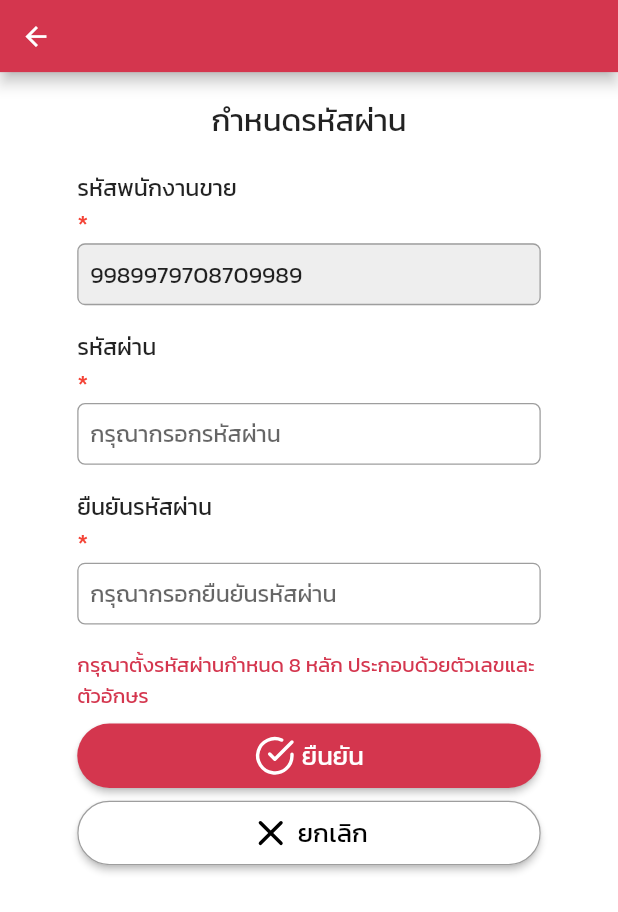
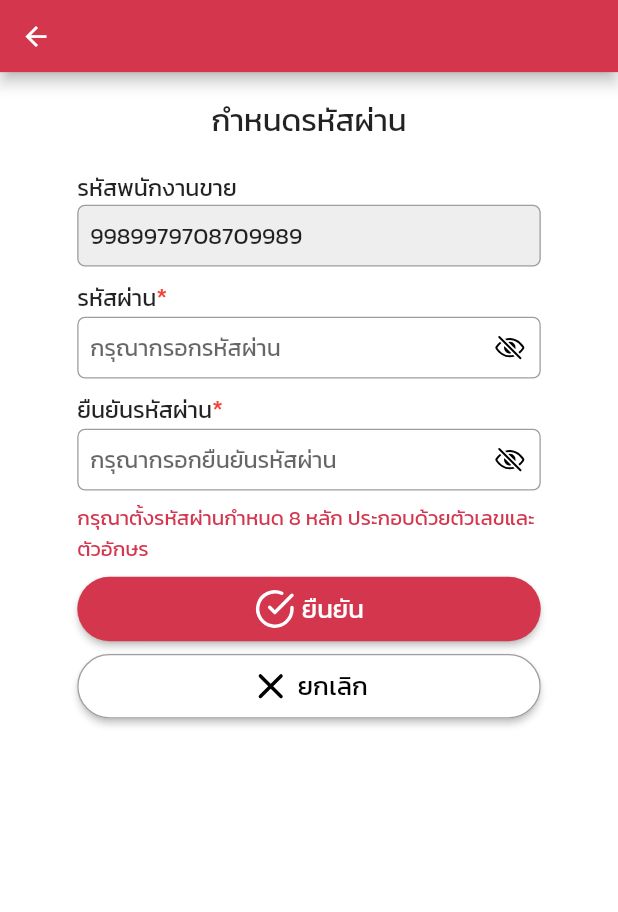
Before and after one commit to ThanapongNN/tms-mobile, a Flutter app: the NewPassword screen opened directly with empty values, on a phone screen of 412 x 824 dp. Shown: the top 912 px of the screen. Run offline on Flutter 3.47's test engine with Material 2 defaults, Android fonts, the phone set to English and light mode, and no system bars; our stand-ins replace carousel_slider, dropdown_button2, email_validator, expandable, flutter_easyloading, flutter_feather_icons and 9 more.

Commit message:
validate create account

```diff
--- a/lib/pages/account/confirm_otp.dart
+++ b/lib/pages/account/confirm_otp.dart
@@ -55,6 +55,8 @@ class _ConfirmOTPState extends State<ConfirmOTP> {
               hasError: hasError,
               onCompleted: (value) {
                 if (value.length == 6) {
+                  // dialog(content: 'รหัส OTP ไม่ถูกต้อง กรุณาตรวจสอบ และทำรายการใหม่');
+                  // dialog(content: 'รหัส OTP หมดอายุ กรุณาขอรหัส OTP และทำรายการใหม่');
                   navigatorOff(() => NewPassword(titleAppbar: widget.titleAppbar), transition: Transition.rightToLeft);
                 }
               },
--- a/lib/pages/account/new_password.dart
+++ b/lib/pages/account/new_password.dart
@@ -2,8 +2,11 @@ import 'package:flutter/material.dart';
 import 'package:flutter_feather_icons/flutter_feather_icons.dart';
 import 'package:get/get_utils/get_utils.dart';
 import 'package:get/route_manager.dart';
+import 'package:ionicons/ionicons.dart';
 import 'package:tms/pages/account/account_success.dart';
 import 'package:tms/theme/color.dart';
+import 'package:tms/utils/mask_text_formatter.dart';
+import 'package:tms/utils/validate_password.dart';
 import 'package:tms/widgets/button.dart';
 import 'package:tms/widgets/form_field.dart';
 import 'package:tms/widgets/navigator.dart';
@@ -18,9 +21,15 @@ class NewPassword extends StatefulWidget {
 }
 
 class _NewPasswordState extends State<NewPassword> {
+  final GlobalKey<FormState> _formKey = GlobalKey();
+
   final _saleID = TextEditingController();
   final _password = TextEditingController();
   final _confirmPassword = TextEditingController();
+
+  AutovalidateMode _autovalidateMode = AutovalidateMode.disabled;
+  bool _hidePassword = true;
+  bool _hideConfirmPassword = true;
 
   @override
   void initState() {
@@ -30,37 +39,96 @@ class _NewPasswordState extends State<NewPassword> {
 
   @override
   Widget build(BuildContext context) {
-    return Scaffold(
+    return GestureDetector(
+      onTap: () => FocusScope.of(context).unfocus(),
+      child: Scaffold(
         appBar: AppBar(title: Text(widget.titleAppbar)),
         body: SingleChildScrollView(
+          child: Form(
+            key: _formKey,
+            autovalidateMode: _autovalidateMode,
             child: Column(
               crossAxisAlignment: CrossAxisAlignment.start,
               children: [
                 Center(child: text('กำหนดรหัสผ่าน', fontSize: 24).paddingSymmetric(vertical: 20)),
-            text('รหัสพนักงานขาย', fontSize: 18),
-            formField(disable: true, controller: _saleID, hintText: 'กรุณากรอกรหัสพนักงานขาย').paddingOnly(bottom: 10),
-            text('รหัสผ่าน', fontSize: 18),
-            formField(controller: _password, hintText: 'กรุณากรอกรหัสผ่าน').paddingOnly(bottom: 10),
-            text('ยืนยันรหัสผ่าน', fontSize: 18),
-            formField(controller: _confirmPassword, hintText: 'กรุณากรอกยืนยันรหัสผ่าน').paddingOnly(bottom: 10),
+                formField(
+                  disable: true,
+                  controller: _saleID,
+                  required: false,
+                  textLable: 'รหัสพนักงานขาย',
+                  hintText: 'กรุณากรอกรหัสพนักงานขาย',
+                ),
+                formField(
+                  controller: _password,
+                  textLable: 'รหัสผ่าน',
+                  hintText: 'กรุณากรอกรหัสผ่าน',
+                  obscureText: _hidePassword,
+                  maxLength: 8,
+                  inputFormatters: [TextInputFormatter.filterInputENxNumber],
+                  suffixIcon: IconButton(
+                    onPressed: () => setState(() => _hidePassword = !_hidePassword),
+                    icon: Icon(
+                      _hidePassword ? Ionicons.eye_off_outline : Ionicons.eye,
+                      color: Colors.black,
+                    ),
+                  ),
+                  validator: (value) {
+                    if (!validatePassword(value!)) {
+                      return 'กรุณาระบุรหัสผ่านจำนวน 8 หลัก เป็นตัวเลขและตัวอักษร\n';
+                    }
+                    return null;
+                  },
+                ),
+                formField(
+                  controller: _confirmPassword,
+                  textLable: 'ยืนยันรหัสผ่าน',
+                  hintText: 'กรุณากรอกยืนยันรหัสผ่าน',
+                  obscureText: _hideConfirmPassword,
+                  maxLength: 8,
+                  inputFormatters: [TextInputFormatter.filterInputENxNumber],
+                  suffixIcon: IconButton(
+                    onPressed: () => setState(() => _hideConfirmPassword = !_hideConfirmPassword),
+                    icon: Icon(
+                      _hideConfirmPassword ? Ionicons.eye_off_outline : Ionicons.eye,
+                      color: Colors.black,
+                    ),
+                  ),
+                  validator: (value) {
+                    if (value! != _password.text) {
+                      return 'ยืนยันรหัสผ่านไม่ถูกต้อง กรุณาตรวจสอบ';
+                    } else if (!validatePassword(value)) {
+                      return 'กรุณาระบุรหัสผ่านจำนวน 8 หลัก เป็นตัวเลขและตัวอักษร\n';
+                    }
+                    return null;
+                  },
+                ),
                 text('กรุณาตั้งรหัสผ่านกำหนด 8 หลัก ประกอบด้วยตัวเลขและตัวอักษร', color: ThemeColor.primaryColor).paddingOnly(bottom: 10),
                 button(
                   text: 'ยืนยัน',
                   icon: FeatherIcons.checkCircle,
-              onPressed: () => navigatorTo(
+                  onPressed: () {
+                    setState(() {
+                      _autovalidateMode = AutovalidateMode.onUserInteraction;
+                    });
+                    // print(_formKey.currentState!.validate());
+                    navigatorTo(
                       () => AccountSuccess(
                         titleAppbar: widget.titleAppbar,
                         titleBody: (widget.titleAppbar.endsWith('ใหม่'))
                             ? 'ระบบสร้างบัญชีให้ท่านเรียบร้อยแล้ว'
-                        : 'ระบบทำการเปลี่ยนรหัสผ่านให้ท่านเรียบร้อยแล้ว'),
+                            : 'ระบบทำการเปลี่ยนรหัสผ่านให้ท่านเรียบร้อยแล้ว',
+                      ),
                       transition: Transition.rightToLeft,
-              ),
+                    );
+                  },
                 ),
                 const SizedBox(height: 10),
                 button(text: 'ยกเลิก', icon: FeatherIcons.x, outline: true),
               ],
             ).paddingSymmetric(horizontal: 60),
           ),
+        ),
+      ),
     );
   }
 }
--- /dev/null
+++ b/lib/utils/validate_password.dart
@@ -0,0 +1,6 @@
+bool validatePassword(String value) {
+  // String pattern = r'^(?=.*?[A-Z])(?=.*?[a-z])(?=.*?[0-9])(?=.*?[!@#\$&*~]).{8,}$'; //อย่างน้อย 1 ตัว พิมพ์ใหญ่ พิมพ์เล็ก ตัวเลข อักขระพิเศษ รวม 8 หลัก
+  String pattern = r'^(?=.*?[a-zA-Z])(?=.*?[0-9]).{8,}$'; //ตัวอักษรและตัวเลขอย่างน้อย 1 ตัว รวม 8 หลัก
+  RegExp regExp = RegExp(pattern);
+  return regExp.hasMatch(value);
+}
--- a/pubspec.yaml
+++ b/pubspec.yaml
@@ -88,3 +88,5 @@ flutter:
 #   # scaleAspectFit, scaleAspectFill, center, top, bottom, left, right, topLeft, topRight,
 #   # bottomLeft, or bottomRight.
 #   ios_content_mode: scaleAspectFit
+
+#   android_screen_orientation: portrait
```
Also changed, not shown: lib/main.dart (+6 -3 lines), lib/pages/account/create_account.dart (+6 -15 lines), lib/pages/login.dart (+5 -3 lines), 1 other file. Lines whose indentation alone changed are shown as unchanged.
